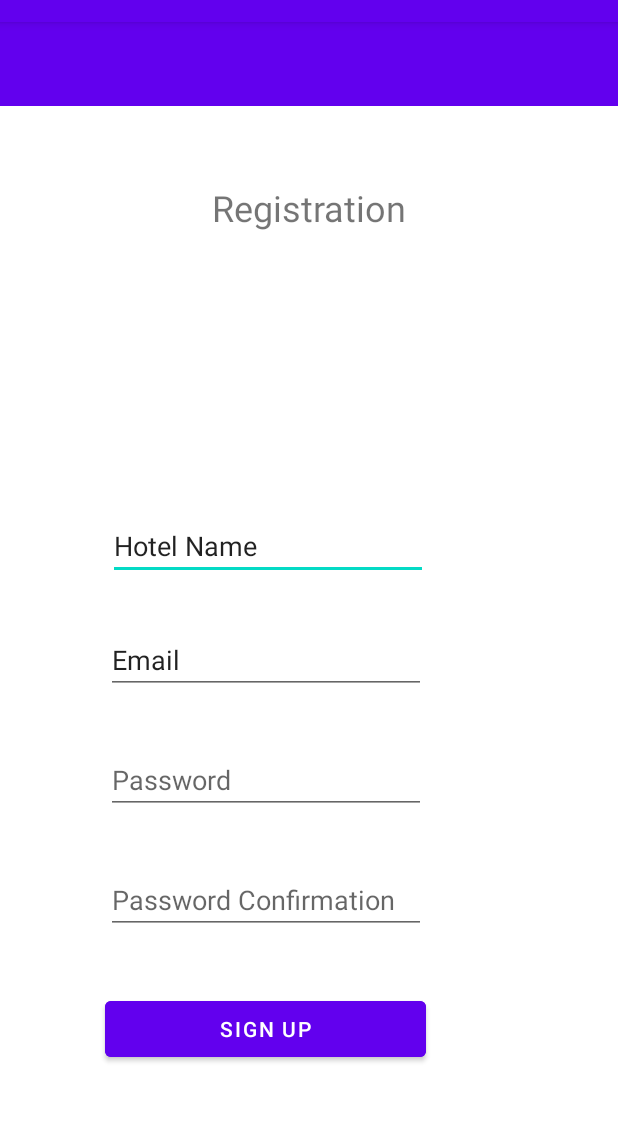
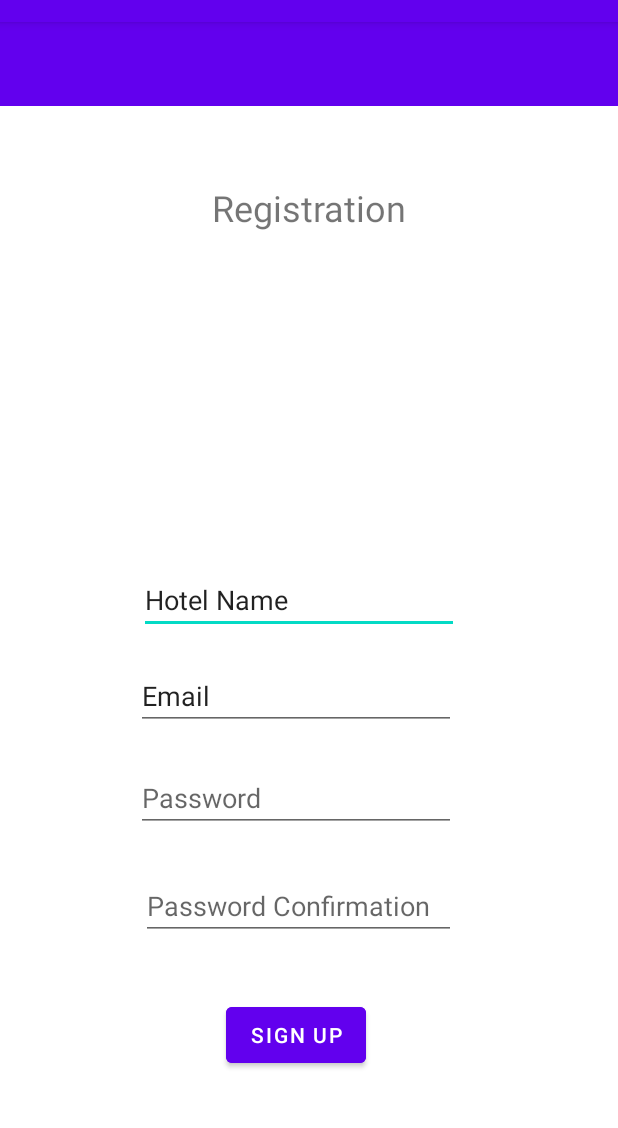
Before and after one commit to RobertHESSO/RoomReservation, an Android app: the RegisterUser screen opened directly, with no data from a screen before it, on a phone screen of 412 x 824 dp, the part 62-1190 px from its top. Run offline under Robolectric (Android 15) with nearby library versions, the phone set to English and light mode, and no system bars.

```diff
--- a/app/src/main/res/layout/activity_main.xml
+++ b/app/src/main/res/layout/activity_main.xml
@@ -17,7 +17,7 @@
         android:textSize="30sp"
         app:layout_constraintBottom_toBottomOf="parent"
         app:layout_constraintEnd_toEndOf="parent"
-        app:layout_constraintHorizontal_bias="0.597"
+        app:layout_constraintHorizontal_bias="0.494"
         app:layout_constraintStart_toStartOf="parent"
         app:layout_constraintTop_toTopOf="parent"
         app:layout_constraintVertical_bias="0.096" />
@@ -50,11 +50,11 @@
 
     <Button
         android:id="@+id/button4"
-        android:layout_width="178dp"
+        android:layout_width="0dp"
         android:layout_height="69dp"
         android:layout_marginEnd="152dp"
         android:layout_marginBottom="228dp"
-        android:backgroundTint="#0ED6B9"
+        android:backgroundTint="?attr/colorPrimary"
         android:text="Sign In"
         app:layout_constraintBottom_toBottomOf="parent"
         app:layout_constraintEnd_toEndOf="parent" />
--- a/app/src/main/res/layout/activity_register_user.xml
+++ b/app/src/main/res/layout/activity_register_user.xml
@@ -24,21 +24,21 @@
         android:id="@+id/HotelName"
         android:layout_width="wrap_content"
         android:layout_height="wrap_content"
-        android:layout_marginBottom="396dp"
+        android:layout_marginBottom="360dp"
         android:ems="10"
         android:inputType="textPersonName"
         android:text="Hotel Name"
         app:layout_constraintBottom_toBottomOf="parent"
         app:layout_constraintEnd_toEndOf="parent"
-        app:layout_constraintHorizontal_bias="0.363"
+        app:layout_constraintHorizontal_bias="0.467"
         app:layout_constraintStart_toStartOf="parent" />
 
     <EditText
         android:id="@+id/tEmailAddressR"
         android:layout_width="wrap_content"
         android:layout_height="wrap_content"
-        android:layout_marginEnd="128dp"
-        android:layout_marginBottom="320dp"
+        android:layout_marginEnd="108dp"
+        android:layout_marginBottom="296dp"
         android:ems="10"
         android:inputType="textEmailAddress"
         android:text="Email"
@@ -49,8 +49,8 @@
         android:id="@+id/PasswordR"
         android:layout_width="wrap_content"
         android:layout_height="wrap_content"
-        android:layout_marginEnd="128dp"
-        android:layout_marginBottom="240dp"
+        android:layout_marginEnd="108dp"
+        android:layout_marginBottom="228dp"
         android:ems="10"
         android:hint="Password"
         android:inputType="textPassword"
@@ -59,10 +59,10 @@
 
     <EditText
         android:id="@+id/PasswordR2"
-        android:layout_width="wrap_content"
+        android:layout_width="210dp"
         android:layout_height="wrap_content"
-        android:layout_marginEnd="128dp"
-        android:layout_marginBottom="160dp"
+        android:layout_marginEnd="108dp"
+        android:layout_marginBottom="156dp"
         android:ems="10"
         android:hint="Password Confirmation"
         android:inputType="textPassword"
@@ -71,14 +71,17 @@
 
     <Button
         android:id="@+id/buttonR"
-        android:layout_width="214dp"
+        android:layout_width="wrap_content"
         android:layout_height="49dp"
+        android:layout_marginStart="40dp"
         android:layout_marginEnd="128dp"
-        android:layout_marginBottom="72dp"
+        android:layout_marginBottom="68dp"
         android:backgroundTint="?attr/colorPrimary"
         android:text="SIGN UP"
         app:layout_constraintBottom_toBottomOf="parent"
-        app:layout_constraintEnd_toEndOf="parent" />
+        app:layout_constraintEnd_toEndOf="parent"
+        app:layout_constraintHorizontal_bias="0.733"
+        app:layout_constraintStart_toStartOf="parent" />
 
     <androidx.appcompat.widget.Toolbar
         android:id="@+id/toolbar2"
```
